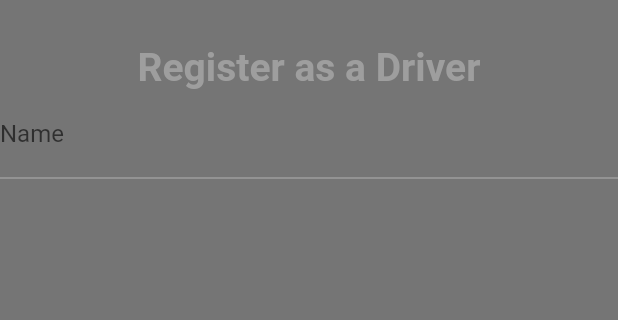
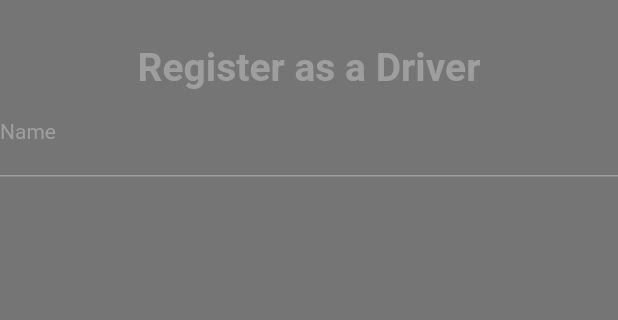
Before and after one commit to Devsaci/Uber-OLA-and-inDriver-Clone, a Flutter app: the screen it shows after launch, on a phone screen of 412 x 824 dp, the part 403-723 px from its top. Run offline on Flutter 3.47's test engine with Material 2 defaults, Android fonts, the phone set to English and light mode, and no system bars.

Commit message:
labelStyle: TextStyle

```diff
--- a/drivers_app_ma2022/lib/authentication/signup_screen.dart
+++ b/drivers_app_ma2022/lib/authentication/signup_screen.dart
@@ -49,6 +49,10 @@ class _SignUpScreenState extends State<SignUpScreen> {
                   color: Colors.grey,
                   fontSize: 10,
                 ),
+                labelStyle: TextStyle(
+                  color: Colors.grey,
+                  fontSize: 14,
+                ),
               ),
             ),
           ],
```
